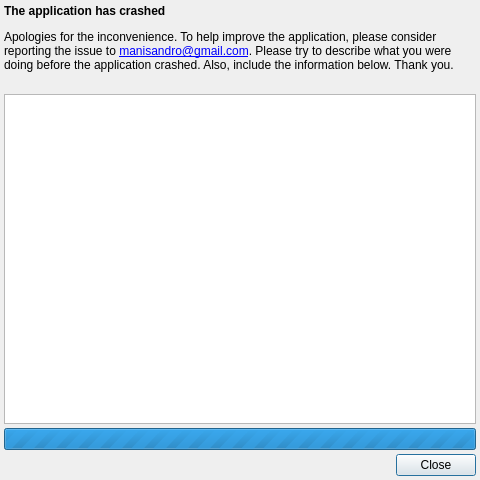
manisandro/gImageReader, file qt/data/CrashHandler.ui: the form before one commit.
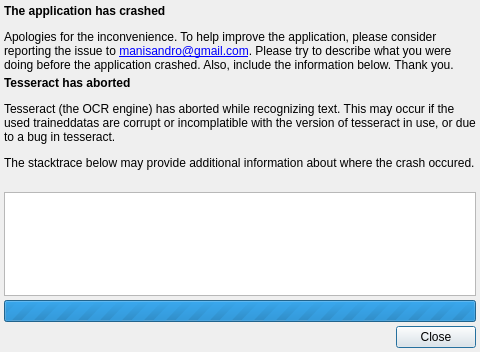
The form after the commit.

Commit message: Simplify tesseract crash handling

The edit to the form file:
```diff
--- a/qt/data/CrashHandler.ui
+++ b/qt/data/CrashHandler.ui
@@ -7,7 +7,7 @@
     <x>0</x>
     <y>0</y>
     <width>480</width>
-    <height>480</height>
+    <height>352</height>
    </rect>
   </property>
   <layout class="QVBoxLayout" name="verticalLayout">
@@ -39,8 +39,30 @@
      </property>
     </widget>
    </item>
+   <item>
+    <widget class="QLabel" name="labelIntroTesseract">
+     <property name="sizePolicy">
+      <sizepolicy hsizetype="Preferred" vsizetype="Preferred">
+       <horstretch>0</horstretch>
+       <verstretch>0</verstretch>
+      </sizepolicy>
+     </property>
+     <property name="text">
+      <string>&lt;html&gt;&lt;head/&gt;&lt;body&gt;&lt;p&gt;&lt;span style=&quot; font-weight:600;&quot;&gt;Tesseract has aborted&lt;/span&gt;&lt;/p&gt;&lt;p&gt;Tesseract (the OCR engine) has aborted while recognizing text. This may occur if the used traineddatas are corrupt or incomplatible with the version of tesseract in use, or due to a bug in tesseract.&lt;/p&gt;&lt;p&gt;The stacktrace below may provide additional information about where the crash occured.&lt;/p&gt;&lt;/body&gt;&lt;/html&gt;</string>
+     </property>
+     <property name="wordWrap">
+      <bool>true</bool>
+     </property>
+    </widget>
+   </item>
    <item>
     <widget class="QLabel" name="labelAutosave">
+     <property name="sizePolicy">
+      <sizepolicy hsizetype="Preferred" vsizetype="Preferred">
+       <horstretch>0</horstretch>
+       <verstretch>0</verstretch>
+      </sizepolicy>
+     </property>
      <property name="text">
       <string/>
      </property>
```
Left out of the diff: 6 changed lines with no effect on the pictures. The commit also changes 12 other files.
